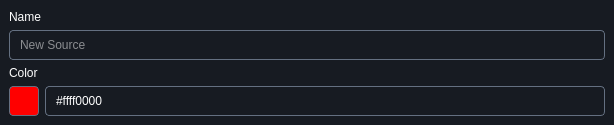
Old version of the form colorpickerwidget.ui in the repository drillarium/FrameFlow.
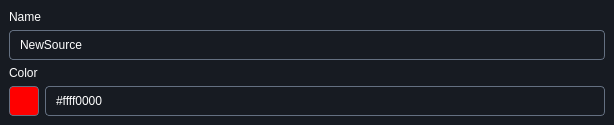
New version of the form.

Patch:
```diff
--- a/colorpickerwidget.ui
+++ b/colorpickerwidget.ui
@@ -96,6 +96,9 @@
           <height>30</height>
          </size>
         </property>
+        <property name="text">
+         <string>NewSource</string>
+        </property>
         <property name="placeholderText">
          <string>New Source</string>
         </property>
```
